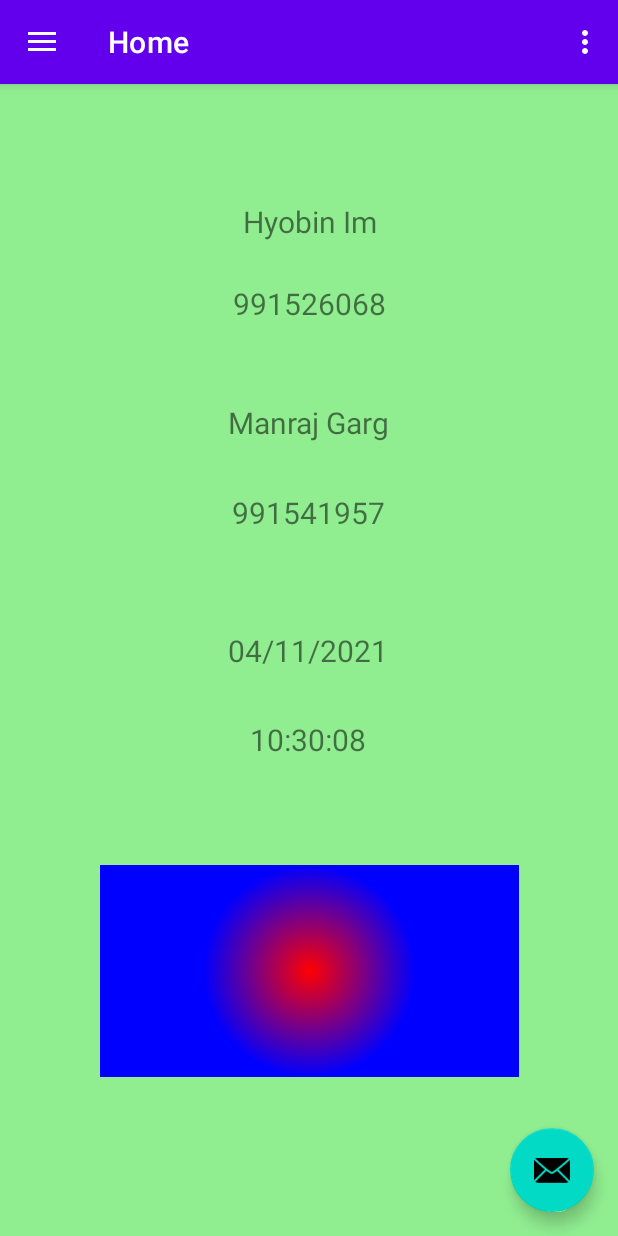
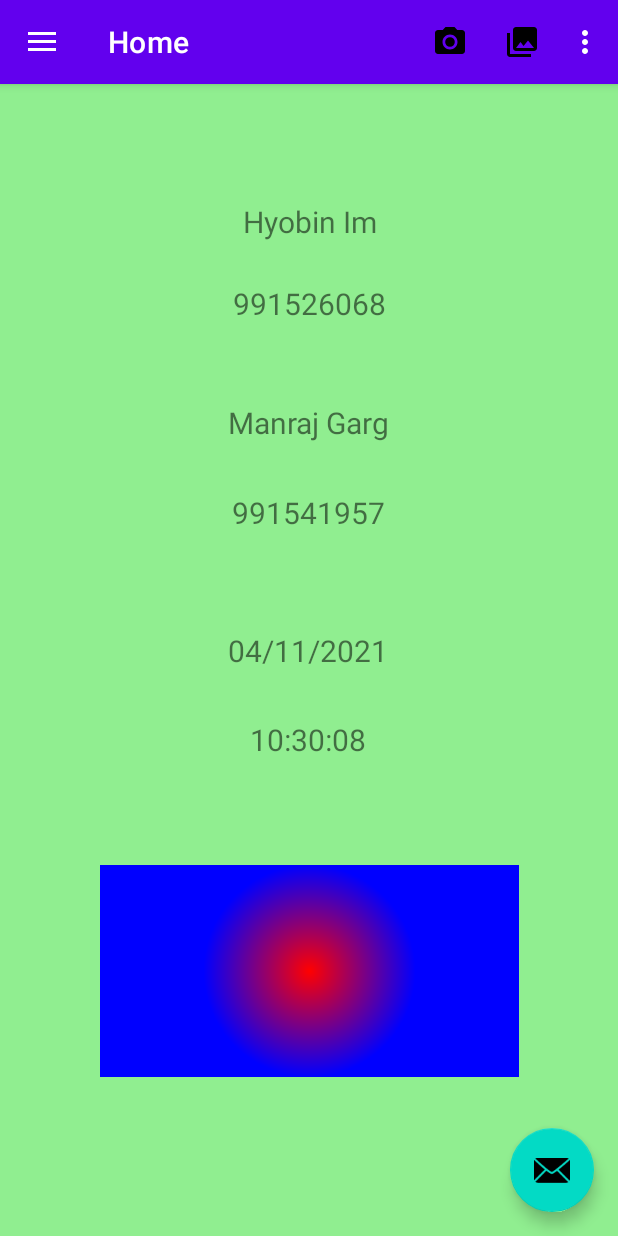
Before and after one commit to ManrajGarg991541957/GargImAssign4, an Android app: the screen it shows after launch (ManrajHyobinActivity), on a phone screen of 412 x 824 dp. Run offline under Robolectric (Android 15) with nearby library versions, the phone set to English and light mode, and no system bars; our stand-ins replace navigation-ui.

Commit message:
Added onOptionsItemSelected method and associated code for menu bar Added items to menu bar for location and send sms

```diff
--- a/ManrajHyobinAssign44/src/main/res/menu/main.xml
+++ b/ManrajHyobinAssign44/src/main/res/menu/main.xml
@@ -6,4 +6,19 @@
         android:orderInCategory="100"
         android:title="@string/action_settings"
         app:showAsAction="never" />
+
+    <item
+        android:id="@+id/manrajHyobinLocation"
+        android:title="Location"
+        android:icon="@drawable/ic_menu_camera"
+        app:showAsAction="always"
+        android:orderInCategory="1">
+    </item>
+    <item
+        android:id="@+id/manrajHyobinSMS"
+        android:title="Send SMS"
+        android:icon="@drawable/ic_menu_gallery"
+        app:showAsAction="always"
+        android:orderInCategory="2">
+    </item>
 </menu>
```
Also changed, not shown: ManrajHyobinAssign44/src/main/java/manraj/hyobin/gargim/ManrajHyobinActivity.java (+20 -5 lines).
